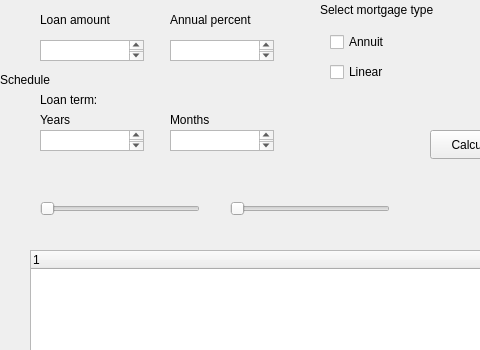
Qt form src/MortgageBuddy/mainwindow.ui (JuliusJauga/Loan-Calculator-CPP) before a commit; both pictures show x 0 to 480 and y 0 to 350 of the 1395 by 697 pixel window.
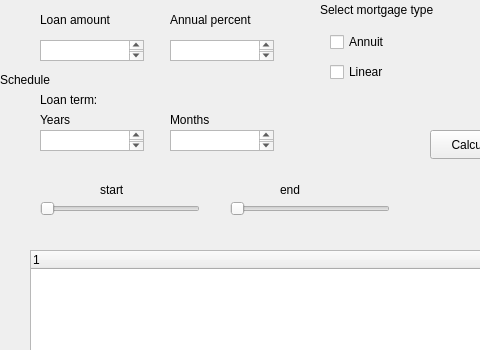
The same form after that commit.

Commit message: added slider labels

Patch:
```diff
--- a/src/MortgageBuddy/mainwindow.ui
+++ b/src/MortgageBuddy/mainwindow.ui
@@ -399,6 +399,32 @@
      <enum>Qt::Horizontal</enum>
     </property>
    </widget>
+   <widget class="QLabel" name="filterStartLabel">
+    <property name="geometry">
+     <rect>
+      <x>100</x>
+      <y>180</y>
+      <width>63</width>
+      <height>20</height>
+     </rect>
+    </property>
+    <property name="text">
+     <string>start</string>
+    </property>
+   </widget>
+   <widget class="QLabel" name="filterEndLabel">
+    <property name="geometry">
+     <rect>
+      <x>280</x>
+      <y>180</y>
+      <width>63</width>
+      <height>20</height>
+     </rect>
+    </property>
+    <property name="text">
+     <string>end</string>
+    </property>
+   </widget>
   </widget>
   <widget class="QMenuBar" name="menubar">
    <property name="geometry">
```
